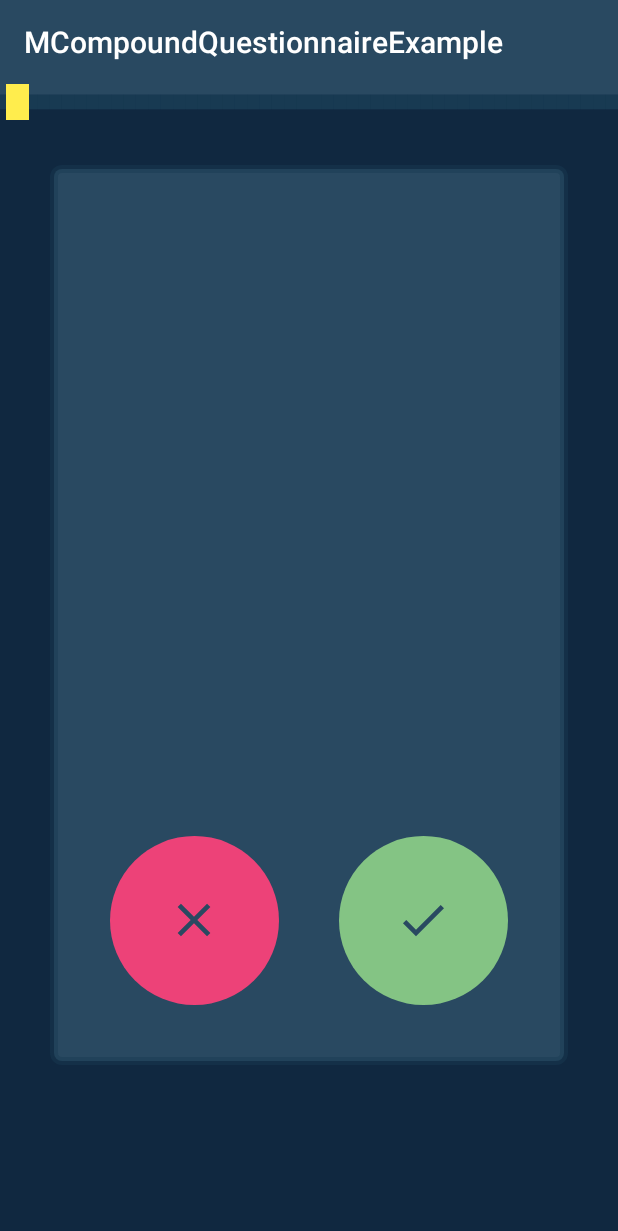
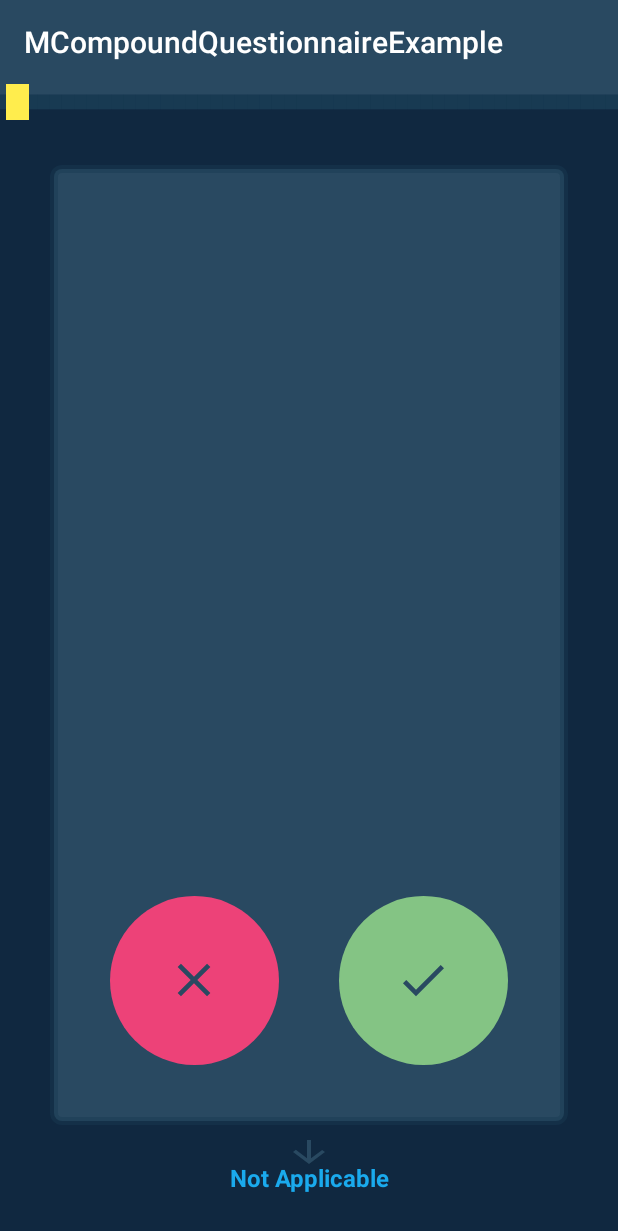
Before and after one commit to Modeso/ModesoQuestionnaire-Android, an Android app: the screen it shows after launch (MainActivity), on a phone screen of 412 x 824 dp. Shown: the top 1231 px of the screen. Run offline under Robolectric (Android 15) with nearby library versions, the phone set to English and light mode, and no system bars; libraries missing offline, so code that uses them is left out: android.support.v4; 11 statements that could not run were skipped.

Commit message:
not applicable layout background

```diff
--- a/app/src/main/res/layout/activity_main.xml
+++ b/app/src/main/res/layout/activity_main.xml
@@ -25,22 +25,4 @@
         app:mcqNotApplicableColor="@color/colorNotApplicable"
         app:mcqNotApplicableDrawable="@drawable/ic_not_applicable" />
 
-    <ch.modeso.mcompoundquestionnaire.QuestionnaireIndicator
-        android:id="@+id/questionnaireIndicator"
-        android:layout_width="match_parent"
-        android:layout_height="24dp"
-        android:visibility="gone"
-        app:mcqBackgroundColor="@color/colorPrimaryDark"
-        app:mcqIndicatorIcon="@drawable/ic_indicator"
-        app:mcqIndicatorSizeFraction="2.5"
-        app:mcqNumberOfPages="0"
-        app:mcqUpperColor="@color/colorPrimary" />
-
-    <android.support.v7.widget.RecyclerView
-        android:id="@+id/main_recycle1"
-        android:layout_width="match_parent"
-        android:layout_height="match_parent"
-        android:paddingTop="50dp"
-        android:visibility="gone" />
-
 </LinearLayout>
--- a/library/src/main/java/ch/modeso/mcompoundquestionnaire/CardInteractionCallbacks.kt
+++ b/library/src/main/java/ch/modeso/mcompoundquestionnaire/CardInteractionCallbacks.kt
@@ -7,4 +7,5 @@ interface CardInteractionCallbacks {
     fun itemAcceptClick(itemPosition: Int)
     fun itemCancelClick(itemPosition: Int)
     fun itemNone(itemPosition: Int)
+    fun itemDismiss(itemPosition: Int)
 }
--- a/library/src/main/java/ch/modeso/mcompoundquestionnaire/CustomItemTouchHelper.java
+++ b/library/src/main/java/ch/modeso/mcompoundquestionnaire/CustomItemTouchHelper.java
@@ -220,6 +220,9 @@ class CustomItemTouchHelper extends RecyclerView.ItemDecoration
      */
     private VelocityTracker mVelocityTracker;
 
+    public int getDismissedNo() {
+        return dismissedNo;
+    }
 
     private final RecyclerView.OnItemTouchListener mOnItemTouchListener
             = new RecyclerView.OnItemTouchListener() {
@@ -968,7 +971,7 @@ class CustomItemTouchHelper extends RecyclerView.ItemDecoration
     }
 
     private void onChildDraw(RecyclerView recyclerView,
-                            RecyclerView.ViewHolder viewHolder, float dY) {
+                             RecyclerView.ViewHolder viewHolder, float dY) {
         int max = recyclerView.getHeight() - recyclerView.getPaddingTop();
         final float alpha = ANGLE * dY / max;
         viewHolder.itemView.setRotation(alpha);
@@ -979,8 +982,8 @@ class CustomItemTouchHelper extends RecyclerView.ItemDecoration
     }
 
     private void onChildDrawOver(Canvas c, RecyclerView recyclerView,
-                                RecyclerView.ViewHolder viewHolder,
-                                float dX, float dY, int actionState, boolean isCurrentlyActive) {
+                                 RecyclerView.ViewHolder viewHolder,
+                                 float dX, float dY, int actionState, boolean isCurrentlyActive) {
         sUICallback.onDrawOver(c, recyclerView, viewHolder.itemView, dX, dY, actionState,
                 isCurrentlyActive);
     }
@@ -1003,6 +1006,7 @@ class CustomItemTouchHelper extends RecyclerView.ItemDecoration
         }
         return flags;
     }
+
     private int convertToAbsoluteDirection(int flags, int layoutDirection) {
         int masked = flags & RELATIVE_DIR_FLAGS;
         if (masked == 0) {
@@ -1043,7 +1047,10 @@ class CustomItemTouchHelper extends RecyclerView.ItemDecoration
         if (viewHolder instanceof DemoAdapter.ViewHolder) {
             ((DemoAdapter.ViewHolder) viewHolder).setViewDismiss(DemoAdapter.ViewDismiss.DISMISSED);
         }
-        float deltaX = viewHolder.itemView.getMeasuredWidth()/2 + viewHolder.itemView.getX() - (mLowerSpace *(dismissedNo +1));
+        float widthRightPart = mLowerSpace + (float) Math.sqrt(Math.pow((viewHolder.itemView.getMeasuredWidth() - Math.sqrt(2 * Math.pow(mLowerSpace, 2))), 2) / 2);
+        float widthLeftPart = mLowerSpace + (float) Math.sqrt(Math.pow((viewHolder.itemView.getMeasuredHeight() - Math.sqrt(2 * Math.pow(mLowerSpace, 2))), 2) / 2);
+        float def = (widthRightPart + widthLeftPart - viewHolder.itemView.getMeasuredWidth()) / 2;
+        float deltaX = viewHolder.itemView.getX() + viewHolder.itemView.getMeasuredWidth() - (widthRightPart - def) - (mLowerSpace * (dismissedNo + 1));
         TranslateAnimation translateAnimation = new TranslateAnimation(0, -deltaX, 0, 0);
         translateAnimation.setDuration(1000);
         translateAnimation.setFillAfter(true);
@@ -1103,7 +1110,7 @@ class CustomItemTouchHelper extends RecyclerView.ItemDecoration
         private float mFraction;
 
         RecoverAnimation(RecyclerView.ViewHolder viewHolder, int animationType,
-                                int actionState, float startDx, float startDy, float targetX, float targetY) {
+                         int actionState, float startDx, float startDy, float targetX, float targetY) {
             mActionState = actionState;
             mAnimationType = animationType;
             mViewHolder = viewHolder;
--- a/library/src/main/java/ch/modeso/mcompoundquestionnaire/DemoAdapter.kt
+++ b/library/src/main/java/ch/modeso/mcompoundquestionnaire/DemoAdapter.kt
@@ -78,7 +78,7 @@ class DemoAdapter(val context: Context, private val callbacks: CardInteractionCa
         v.cancelDrawable = cancelDrawable
         v.notApplicableDrawable = notApplicableDrawable
         v.bgDrawable = cardBackgroundDrawable
-        val height = (parent.measuredHeight - otherViewsHeight - (60 * mDensity)).toInt()
+        val height = (parent.measuredHeight - otherViewsHeight).toInt()
         val width = parent.measuredWidth - (100 * mDensity)
         v.layoutParams = RecyclerView.LayoutParams(width, height)
         return ViewHolder(v)
@@ -112,6 +112,7 @@ class DemoAdapter(val context: Context, private val callbacks: CardInteractionCa
     }
 
     fun onItemDismiss(position: Int) {
+        callbacks.itemDismiss(position)
         items.removeAt(position)
         notifyItemRemoved(position)
     }
--- a/library/src/main/java/ch/modeso/mcompoundquestionnaire/MCompoundQuestionnaire.kt
+++ b/library/src/main/java/ch/modeso/mcompoundquestionnaire/MCompoundQuestionnaire.kt
@@ -2,14 +2,18 @@ package ch.modeso.mcompoundquestionnaire
 
 import android.annotation.TargetApi
 import android.content.Context
+import android.graphics.Canvas
+import android.graphics.Typeface
 import android.graphics.drawable.Drawable
 import android.os.Build
 import android.support.v4.content.ContextCompat
 import android.support.v7.widget.RecyclerView
+import android.text.TextPaint
 import android.util.AttributeSet
 import android.view.Gravity
 import android.view.View
 import android.widget.LinearLayout
+import android.widget.TextView
 
 /**
  * Created by Hazem on 7/28/2017.
@@ -93,11 +97,19 @@ class MCompoundQuestionnaire : LinearLayout, CardInteractionCallbacks {
             field = value
             demoAdapter?.notApplicableDrawable = value
         }
+    var notApplicableArrowDrawable: Drawable = ContextCompat.getDrawable(context, R.drawable.ic_arrow_downward)
+        set(value) {
+            field = value
+            invalidate()
+        }
 
     var questionnaireIndicator: QuestionnaireIndicator? = null
     var recyclerView: RecyclerView? = null
     var demoAdapter: DemoAdapter? = null
     val tileManager = TileLayoutManager()
+    val textView = TextView(this.context)
+    val textPaint = TextPaint()
+    var dismissNo = 0
     private var items: MutableList<BaseModel> = mutableListOf()
 
     private val density = context.resources.displayMetrics.density
@@ -120,6 +132,7 @@ class MCompoundQuestionnaire : LinearLayout, CardInteractionCallbacks {
     }
 
     private fun init(attrs: AttributeSet?, defStyleAttr: Int = 0, defStyleRes: Int = 0) {
+        setWillNotDraw(false)
         val typedArray = context.obtainStyledAttributes(attrs, R.styleable.MCompoundQuestionnaire, defStyleAttr, defStyleRes)
         indicatorIcon = typedArray.getDrawable(R.styleable.MCompoundQuestionnaire_mcqIndicatorDrawableIcon) ?: indicatorIcon
         indicatorFraction = typedArray.getFloat(R.styleable.MCompoundQuestionnaire_mcqIndicatorSizeFraction, indicatorFraction)
@@ -134,6 +147,7 @@ class MCompoundQuestionnaire : LinearLayout, CardInteractionCallbacks {
         acceptDrawable = typedArray.getDrawable(R.styleable.MCompoundQuestionnaire_mcqAcceptDrawable) ?: acceptDrawable
         cancelDrawable = typedArray.getDrawable(R.styleable.MCompoundQuestionnaire_mcqCancelDrawable) ?: cancelDrawable
         notApplicableDrawable = typedArray.getDrawable(R.styleable.MCompoundQuestionnaire_mcqNotApplicableDrawable) ?: notApplicableDrawable
+        notApplicableArrowDrawable = typedArray.getDrawable(R.styleable.MCompoundQuestionnaire_mcqNotApplicableArrowDrawable) ?: notApplicableArrowDrawable
         typedArray.recycle()
 
         orientation = LinearLayout.VERTICAL
@@ -148,6 +162,7 @@ class MCompoundQuestionnaire : LinearLayout, CardInteractionCallbacks {
 
     override fun onMeasure(widthMeasureSpec: Int, heightMeasureSpec: Int) {
         super.onMeasure(widthMeasureSpec, heightMeasureSpec)
+        textView.layoutParams = this.layoutParams
     }
 
     private fun initProgressBar() {
@@ -166,14 +181,14 @@ class MCompoundQuestionnaire : LinearLayout, CardInteractionCallbacks {
         recyclerView = RecyclerView(context)
         recyclerView?.layoutParams = LayoutParams(LayoutParams.MATCH_PARENT, LayoutParams.MATCH_PARENT)
         recyclerView?.setPadding(0, topPadding, 0, 0)
-        demoAdapter = DemoAdapter(context, this, progressBarSize + topPadding +bottomView, items, cardTextColor, acceptColor, cancelColor, notApplicableColor, cardBackgroundDrawable, acceptDrawable, cancelDrawable, notApplicableDrawable)
+        demoAdapter = DemoAdapter(context, this, progressBarSize + topPadding + bottomView, items, cardTextColor, acceptColor, cancelColor, notApplicableColor, cardBackgroundDrawable, acceptDrawable, cancelDrawable, notApplicableDrawable)
         tileManager.attach(recyclerView, 0)
-        demoAdapter?.setOnItemClickListener(object : DemoAdapter.OnItemClickListener{
-            override fun onItemClick(view: View, position: Int) {
-                recyclerView?.smoothScrollToPosition(position)
-            }
-
-        })
+//        demoAdapter?.setOnItemClickListener(object : DemoAdapter.OnItemClickListener {
+//            override fun onItemClick(view: View, position: Int) {
+//                recyclerView?.smoothScrollToPosition(position)
+//            }
+//
+//        })
         tileManager.setOnItemSelectedListener(object : TileLayoutManager.OnItemSelectedListener {
             override fun onItemSelected(recyclerView: RecyclerView, item: View, position: Int) {
                 questionnaireIndicator?.currentPosition = position
@@ -222,4 +237,36 @@ class MCompoundQuestionnaire : LinearLayout, CardInteractionCallbacks {
             QuestionnaireCardView.CardStatus.NOT_APPLICABLE -> return notApplicableColor
         }
     }
+
+    override fun onDraw(canvas: Canvas?) {
+        super.onDraw(canvas)
+        if (dismissNo == 0) {
+            notApplicableArrowDrawable.bounds.set(
+                    (measuredWidth / 2 - 2 * progressBarSize / 3).toInt(),
+                    (measuredHeight - bottomView - 3 * progressBarSize / 4).toInt(),
+                    (measuredWidth / 2 + 2 * progressBarSize / 3).toInt(),
+                    (measuredHeight - bottomView + progressBarSize / 4).toInt()
+            )
+            notApplicableArrowDrawable.draw(canvas)
+
+            textView.isDrawingCacheEnabled = true
+            textView.setTextColor(notApplicableColor)
+            textView.textSize = 16f
+            textView.gravity = Gravity.CENTER_HORIZONTAL or Gravity.TOP
+            textView.measure(View.MeasureSpec.makeMeasureSpec(measuredWidth, View.MeasureSpec.EXACTLY)
+                    , View.MeasureSpec.makeMeasureSpec((bottomView).toInt(), View.MeasureSpec.AT_MOST))
+            textView.layout(0, 0, textView.measuredWidth, textView.measuredHeight)
+            textView.text = context.getString(R.string.not_applicable)
+            textView.typeface = Typeface.DEFAULT_BOLD
+            if (textView.drawingCache != null) {
+                canvas?.drawBitmap(textView.drawingCache, 0f, measuredHeight - bottomView, textPaint)
+            }
+            textView.isDrawingCacheEnabled = false
+        }
+    }
+
+    override fun itemDismiss(itemPosition: Int) {
+        dismissNo++
+        invalidate()
+    }
 }
--- /dev/null
+++ b/library/src/main/res/drawable/ic_arrow_downward.xml
@@ -0,0 +1,4 @@
+<?xml version="1.0" encoding="UTF-8" standalone="no"?>
+<vector xmlns:android="http://schemas.android.com/apk/res/android" android:height="18dp" android:viewportHeight="24.0" android:viewportWidth="24.0" android:width="18dp">
+    <path android:fillColor="#294961" android:pathData="M20,12l-1.41,-1.41L13,16.17V4h-2v12.17l-5.58,-5.59L4,12l8,8 8,-8z"/>
+</vector>
--- a/library/src/main/res/values/attrs.xml
+++ b/library/src/main/res/values/attrs.xml
@@ -22,6 +22,7 @@
         <attr name="mcqAcceptDrawable" format="reference|integer" />
         <attr name="mcqCancelDrawable" format="reference|integer" />
         <attr name="mcqNotApplicableDrawable" format="reference|integer" />
+        <attr name="mcqNotApplicableArrowDrawable" format="reference|integer" />
         <attr name="mcqCardBackgroundDrawable" format="reference|integer" />
     </declare-styleable>
 
```
